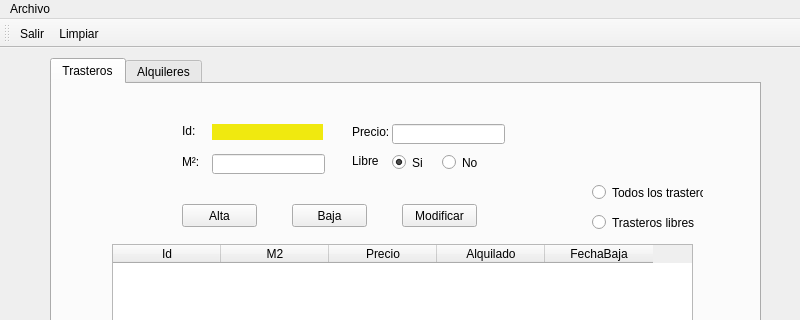
Old version of the form ventanamain.ui in the repository lucascabaleiro/RecuperaCabaleiroSanchez; both pictures show x 0 to 800 and y 0 to 320 of the 800 by 600 pixel window.
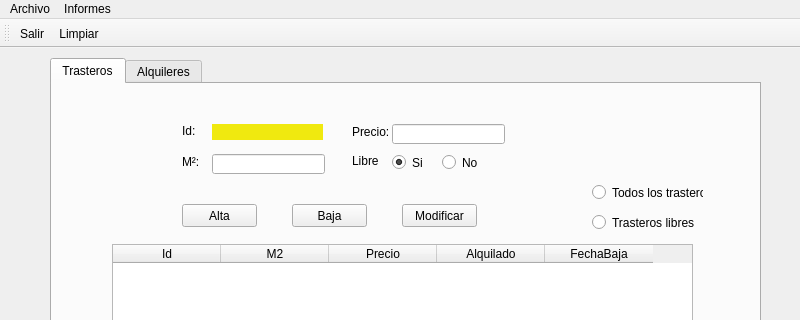
New version of the form. Icons and pictures are not drawn.

What changed in the file:
```diff
--- a/ventanamain.ui
+++ b/ventanamain.ui
@@ -694,7 +694,15 @@
     </property>
     <addaction name="actionSalir"/>
    </widget>
+   <widget class="QMenu" name="menuInformes">
+    <property name="title">
+     <string>Informes</string>
+    </property>
+    <addaction name="actionListado_Trasteros"/>
+    <addaction name="actionListado_Alquileres"/>
+   </widget>
    <addaction name="menuArchivo"/>
+   <addaction name="menuInformes"/>
   </widget>
   <widget class="QStatusBar" name="statusbar"/>
   <widget class="QToolBar" name="toolBar">
```
Left out of the diff: 10 changed lines with no effect on the pictures.
